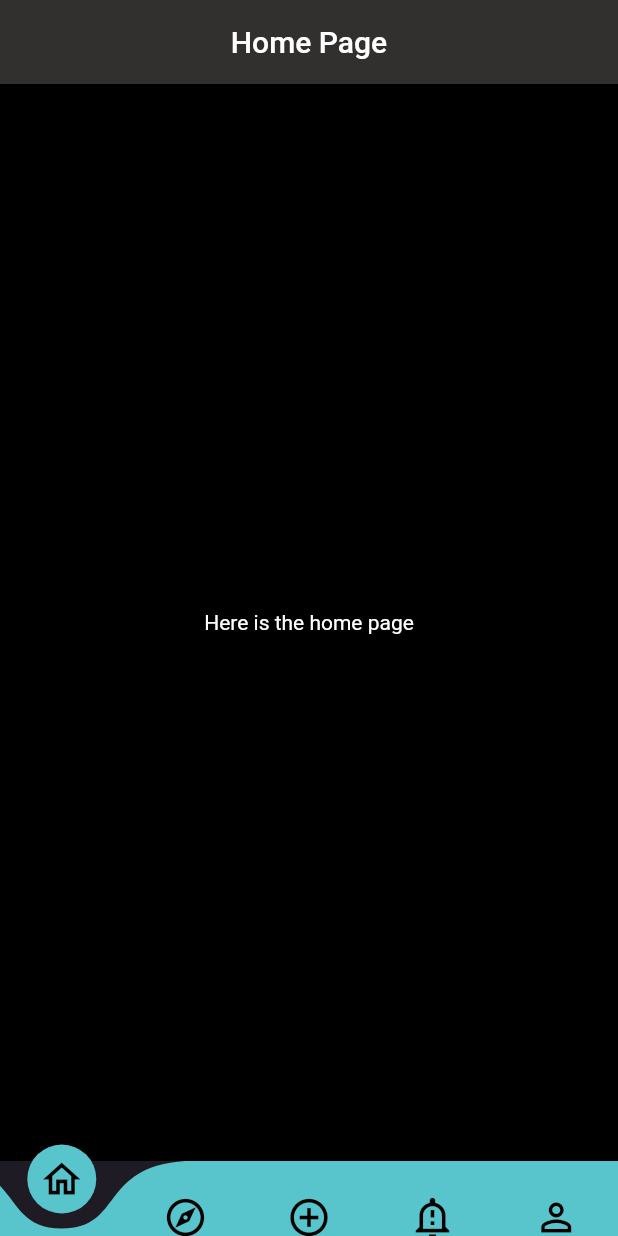
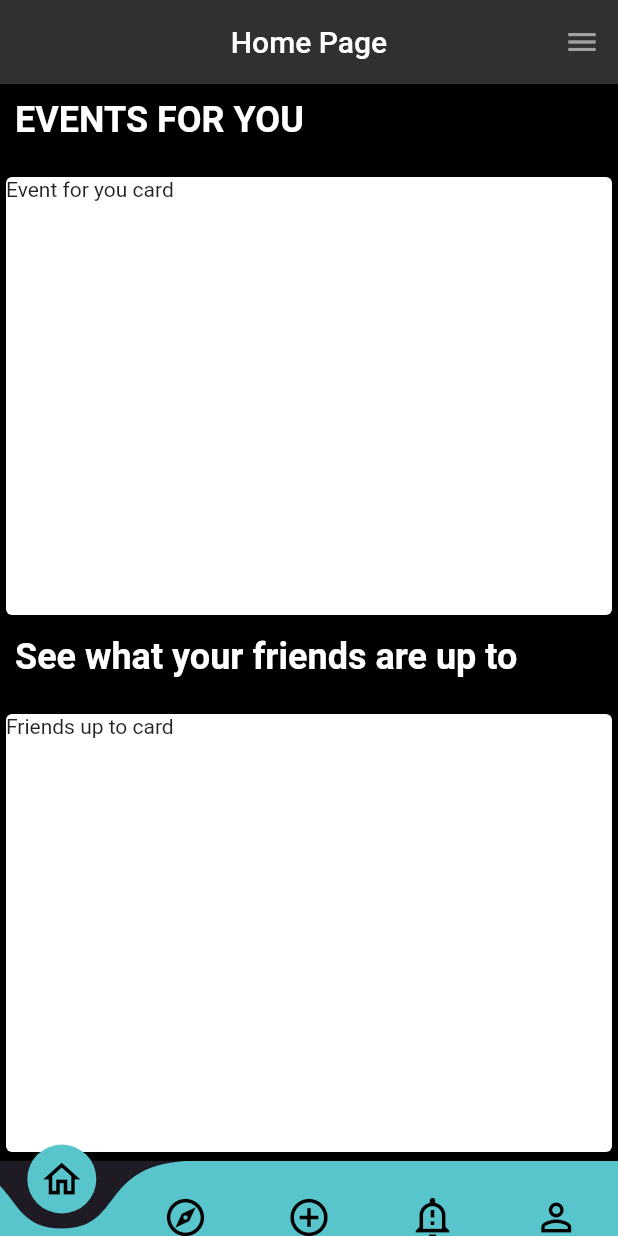
Before and after one commit to wencheng1298/CZ2006---RunCool, a Flutter app: the screen it shows after launch, on a phone screen of 412 x 824 dp. Run offline on Flutter 3.47's test engine with Material 2 defaults, Android fonts, the light colour scheme and no system bars; drawn by our look-alikes of curved_navigation_bar.

Commit message:
Main menu scroll + top pop up bar

```diff
--- a/runcool/lib/pages/HomePageUI.dart
+++ b/runcool/lib/pages/HomePageUI.dart
@@ -22,21 +22,68 @@ class HomePageUIState extends State<HomePageUI> {
           style: TextStyle(color: Colors.white),
           textAlign: TextAlign.center,
         ),
+        actions: <Widget>[
+          IconButton(
+              icon: Icon(Icons.menu),
+              onPressed: () {
+                print("Menu clicked"); //should change to make it pop up
+              },
+              color: Colors.white54),
+        ],
       ),
-      body: Container(
+      body: SingleChildScrollView( //let the app be scrollable
+        child: Container(
           color: Colors.black,
           height: MediaQuery.of(context).size.height,
           width: MediaQuery.of(context).size.width,
           child: Column(
-          mainAxisAlignment: MainAxisAlignment.center,
-          children: <Widget>[
-            Text(
-              'Here is the home page',
+            children: [
+              Container(
+                padding: EdgeInsets.only(top: 10, bottom: 20, left: 10),
+                alignment: Alignment.centerLeft,
+                child: Text(
+                  'EVENTS FOR YOU',
                   style: TextStyle(
+                    fontSize: 24,
+                    fontWeight: FontWeight.bold,
                     color: Colors.white,
                   ),
-            )
+                ),
+              ),
+              Container(
+                color: Colors.black,
+                child: SizedBox(
+                  width: MediaQuery.of(context).size.width,
+                  height: 300,
+                  child: const Card(
+                    child: Text('Event for you card'),
+                  ),
+                ),
+              ),
+              Container(
+                padding: EdgeInsets.only(top: 10, bottom: 20, left: 10),
+                alignment: Alignment.centerLeft,
+                child: Text(
+                  'See what your friends are up to',
+                  style: TextStyle(
+                    fontSize: 24,
+                    fontWeight: FontWeight.bold,
+                    color: Colors.white,
+                  ),
+                ),
+              ),
+              Container(
+                color: Colors.black,
+                child: SizedBox(
+                  width: MediaQuery.of(context).size.width,
+                  height: 300,
+                  child: const Card(
+                    child: Text('Friends up to card'),
+                  ),
+                ),
+              ),
             ],
+          ),
         ),
       ),
     );
```
Lines whose indentation alone changed are shown as unchanged.
